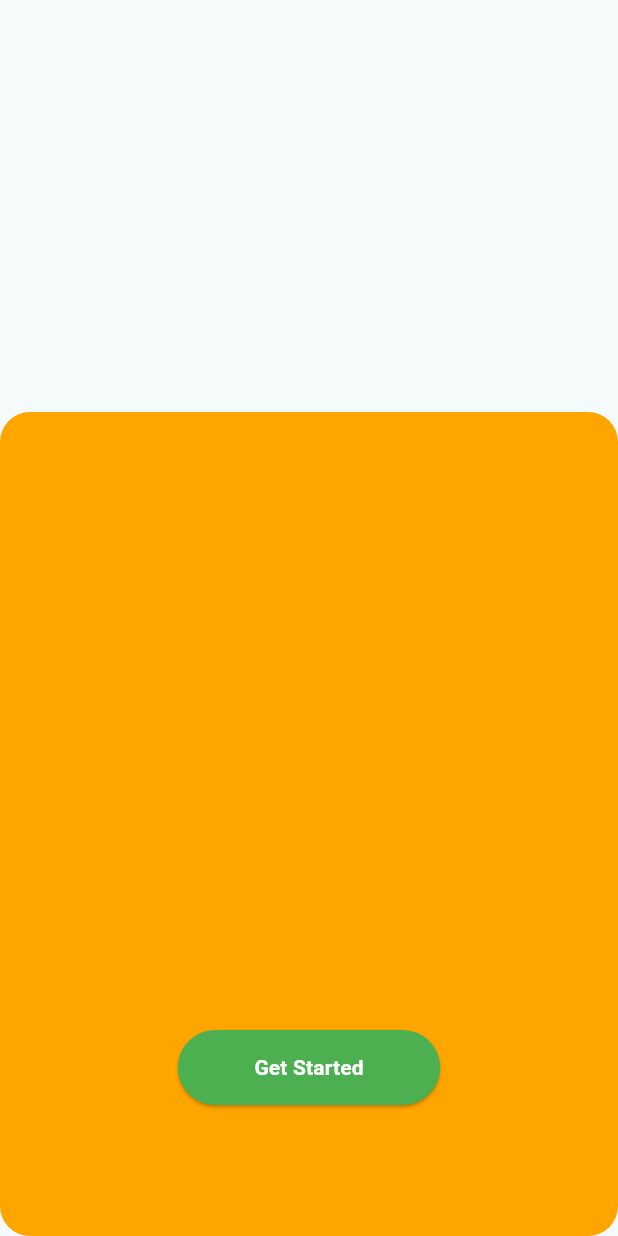
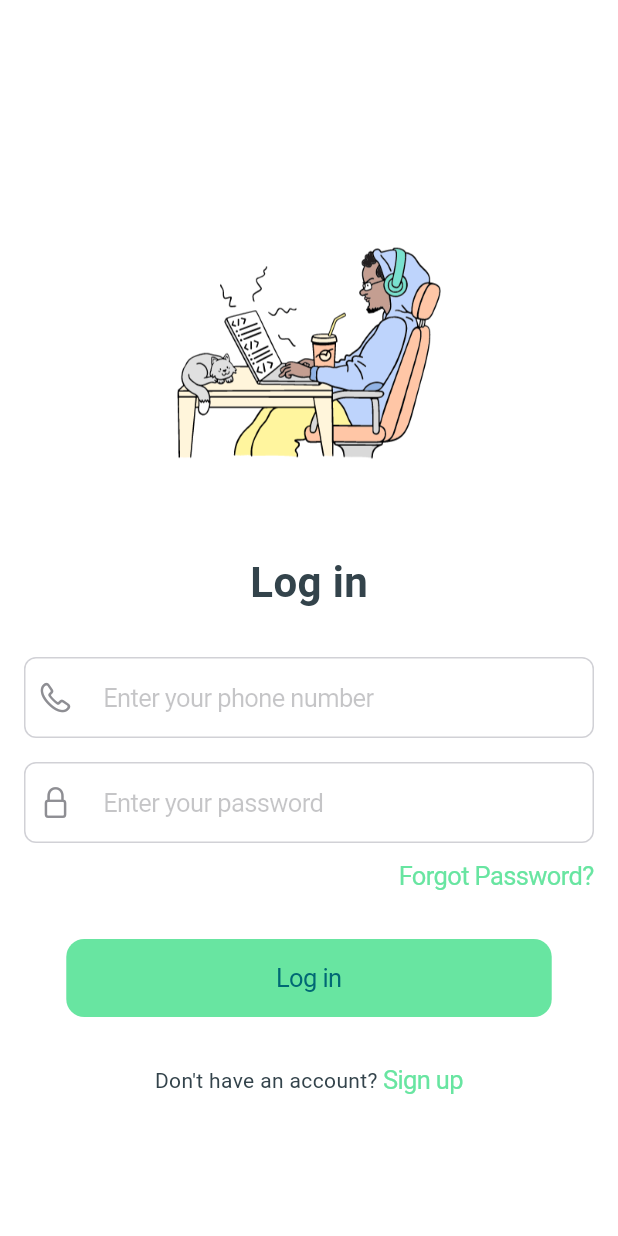
Before and after one commit to itsRamit/Todo-app, a Flutter app: the LoginScreen screen opened directly, on a phone screen of 412 x 824 dp. Run offline on Flutter 3.47's test engine with Material 3 defaults, Android fonts, the phone set to English and light mode, and no system bars; our stand-ins replace curved_navigation_bar, fl_chart, google_fonts; missing offline and left inert: flutter_emoji_feedback, horizontal_week_calendar.

Commit message:
UI: Splash, Boarding, Login Screen

```diff
--- /dev/null
+++ b/devtools_options.yaml
@@ -0,0 +1 @@
+extensions:
--- a/lib/Screen/LoginScreen.dart
+++ b/lib/Screen/LoginScreen.dart
@@ -1,66 +1,125 @@
-import 'package:auth0_flutter/auth0_flutter.dart';
+import 'package:flutter/cupertino.dart';
 import 'package:flutter/material.dart';
-import 'package:todo_app/widgets/button.dart';
+import 'package:todo_app/const/const.dart';
 
-class LoginScreen extends StatefulWidget {
-  const LoginScreen({super.key});
-
-  @override
-  State<LoginScreen> createState() => _LoginScreenState();
-}
-
-class _LoginScreenState extends State<LoginScreen> {
-  late Auth0 _auth0;
-  Credentials? _credentials;
-
-  void initState() {
-    super.initState();
-    _auth0 = Auth0('dev-bfs2x5fxxerenzoy.us.auth0.com',
-        'cV1dyLWx61fL5jHDJLL0Ml4dsjNaCC0M');
-  }
-
+class LoginScreen extends StatelessWidget {
   @override
   Widget build(BuildContext context) {
     var w = MediaQuery.of(context).size.width;
-    var h = MediaQuery.of(context).size.height;
+    return Scaffold(
+      backgroundColor: Colors.white,
+      body: SafeArea(
+        child: Center(
+          child: SingleChildScrollView(
+            padding: const EdgeInsets.all(16.0),
+            child: Column(
+              mainAxisAlignment: MainAxisAlignment.center,
+              children: <Widget>[
+                SizedBox(height: 50),
+                Container(
+                  height: w / 2,
+                  width: w / 2,
+                  // color: Colors.grey,
+                  child: Image.asset(
+                    'assets/images/image4.png',
+                    fit: BoxFit.fitWidth,
+                  ),
+                ), // replace with your image asset
+                SizedBox(height: 30),
+                Text(
+                  'Log in',
+                  style: TextStyle(
+                    fontSize: 28,
+                    fontWeight: FontWeight.bold,
+                    color: text_color,
+                  ),
+                ),
+                SizedBox(height: 30),
+                CupertinoTextField(
+                  prefix: Padding(
+                    padding: const EdgeInsets.symmetric(horizontal: 8.0),
+                    child: Icon(CupertinoIcons.phone,
+                        color: CupertinoColors.systemGrey),
+                  ),
+                  placeholder: 'Enter your phone number',
+                  keyboardType: TextInputType.phone,
+                  decoration: BoxDecoration(
+                    color: Colors.white,
+                    borderRadius: BorderRadius.circular(8.0),
+                    border: Border.all(color: CupertinoColors.systemGrey4),
+                  ),
+                  padding:
+                      EdgeInsets.symmetric(vertical: 16.0, horizontal: 12.0),
+                  style: TextStyle(color: text_color),
+                ),
+                SizedBox(height: 16),
+                CupertinoTextField(
+                  prefix: Padding(
+                    padding: const EdgeInsets.symmetric(horizontal: 8.0),
+                    child: Icon(CupertinoIcons.lock,
+                        color: CupertinoColors.systemGrey),
+                  ),
+                  placeholder: 'Enter your password',
+                  obscureText: true,
+                  decoration: BoxDecoration(
+                    color: Colors.white,
+                    borderRadius: BorderRadius.circular(8.0),
+                    border: Border.all(color: CupertinoColors.systemGrey4),
+                  ),
+                  padding:
+                      EdgeInsets.symmetric(vertical: 16.0, horizontal: 12.0),
+                  style: TextStyle(color: text_color),
+                ),
 
-    return Scaffold(
-        body: SingleChildScrollView(
-      child: Column(
-        children: [
-          SizedBox(
-            height: h / 3,
+                Align(
+                  alignment: Alignment.centerRight,
+                  child: CupertinoButton(
+                    padding: EdgeInsets.zero,
+                    onPressed: () {
+                      // Handle forgot password
+                    },
+                    child:const Text(
+                      'Forgot Password?',
+                      style: TextStyle(color: primary_color),
+                    ),
+                  ),
+                ),
+                const SizedBox(height: 20),
+                CupertinoButton(
+                  padding:const EdgeInsets.symmetric(horizontal: 140, vertical: 16),
+                  color: primary_color,
+
+                  onPressed: () {
+                    // Handle login logic
+                  },
+                  child: const Text('Log in'),
+
+                ),
+                const SizedBox(height: 20),
+                Row(
+                  mainAxisAlignment: MainAxisAlignment.center,
+                  children: <Widget>[
+                    Text(
+                      "Don't have an account? ",
+                      style: TextStyle(color: text_color),
+                    ),
+                    CupertinoButton(
+                      padding: EdgeInsets.zero,
+                      onPressed: () {
+                        // Handle sign up
+                      },
+                      child: Text(
+                        'Sign up',
+                        style: TextStyle(color: primary_color),
+                      ),
+                    ),
+                  ],
+                ),
+              ],
+            ),
           ),
-          Container(
-              width: w,
-              height: 2 * h / 3,
-              decoration: BoxDecoration(
-                color: Color(0xffffa500),
-                borderRadius: BorderRadius.circular(20),
-              ),
-              child: Column(
-                children: [
-                  SizedBox(
-                    height: h / 2,
-                  ),
-                  if (_credentials == null)
-                    Button(
-                        onPressed: () async {
-                          // final credentials = await _auth0
-                          //     .webAuthentication(scheme: "https")
-                          //     .login();
-
-                          // setState(() {
-                          //   _credentials = credentials;
-                          // });
-                        },
-                        title: "Get Started",
-                        color:Colors.green,
-                        loading: false),
-                ],
-              )),
-        ],
+        ),
       ),
-    ));
+    );
   }
 }
--- a/lib/main.dart
+++ b/lib/main.dart
@@ -2,7 +2,9 @@ import 'package:curved_navigation_bar/curved_navigation_bar.dart';
 import 'package:flutter/material.dart';
 import 'package:todo_app/const/const.dart';
 import 'package:todo_app/screen/AddTaskScreen.dart';
+import 'package:todo_app/screen/OnboardingScreen.dart';
 import 'package:todo_app/screen/ProfileScreen.dart';
+import 'package:todo_app/screen/SplashScreen.dart';
 import 'package:todo_app/screen/TaskScreen.dart';
 import 'package:todo_app/screen/ViewTaskScreen.dart';
 
@@ -23,7 +25,7 @@ class MyApp extends StatelessWidget {
         colorScheme: ColorScheme.fromSeed(seedColor: Colors.grey),
         useMaterial3: true,
       ),
-      home: const Home(),
+      home: SplashScreen(),
     );
   }
 }
--- a/pubspec.yaml
+++ b/pubspec.yaml
@@ -42,6 +42,8 @@ dependencies:
   horizontal_week_calendar: ^0.0.17
   flutter_emoji_feedback: ^0.3.0
   fl_chart: ^0.68.0
+  flutter_onboarding_slider: ^1.0.11
+  smooth_page_indicator: ^1.1.0
 
 dev_dependencies:
   flutter_test:
```
Also changed, not shown: lib/Screen/OnboardingScreen.dart (added, +174 -0 lines), lib/Screen/ProfileScreen.dart (+23 -22 lines), lib/Screen/SplashScreen.dart (added, +51 -0 lines), assets/images/image1.png (added), assets/images/image2.png (added), assets/images/image3.png (added), assets/images/image4.png (added), assets/images/logo.png (added), pubspec.lock.
